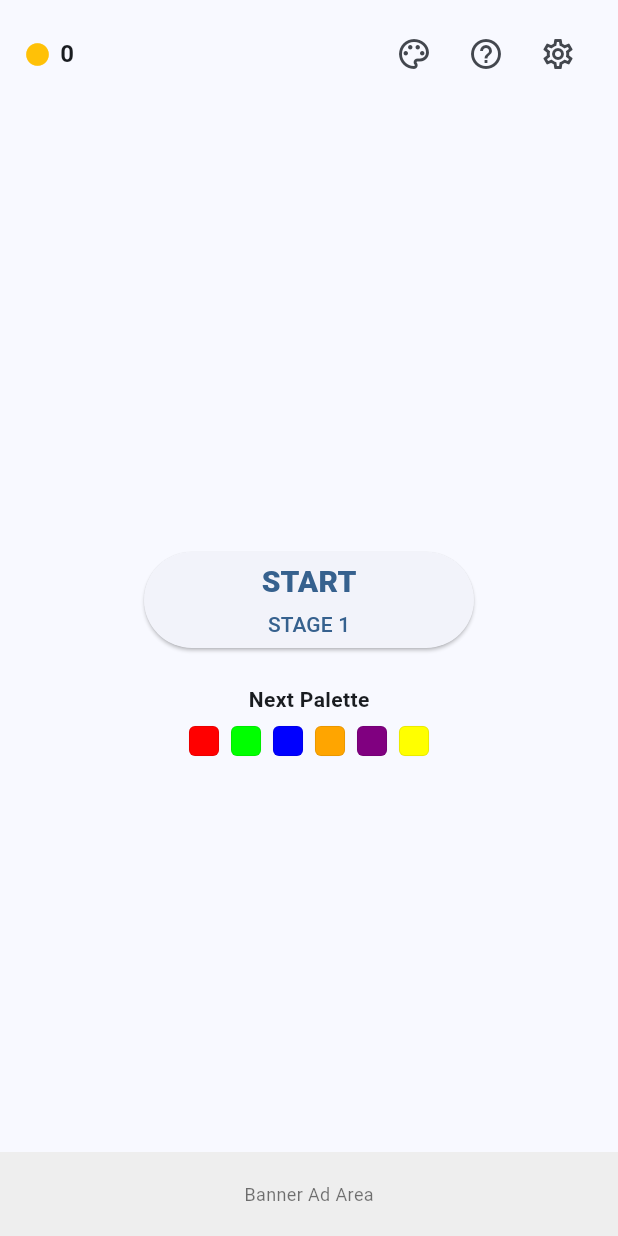
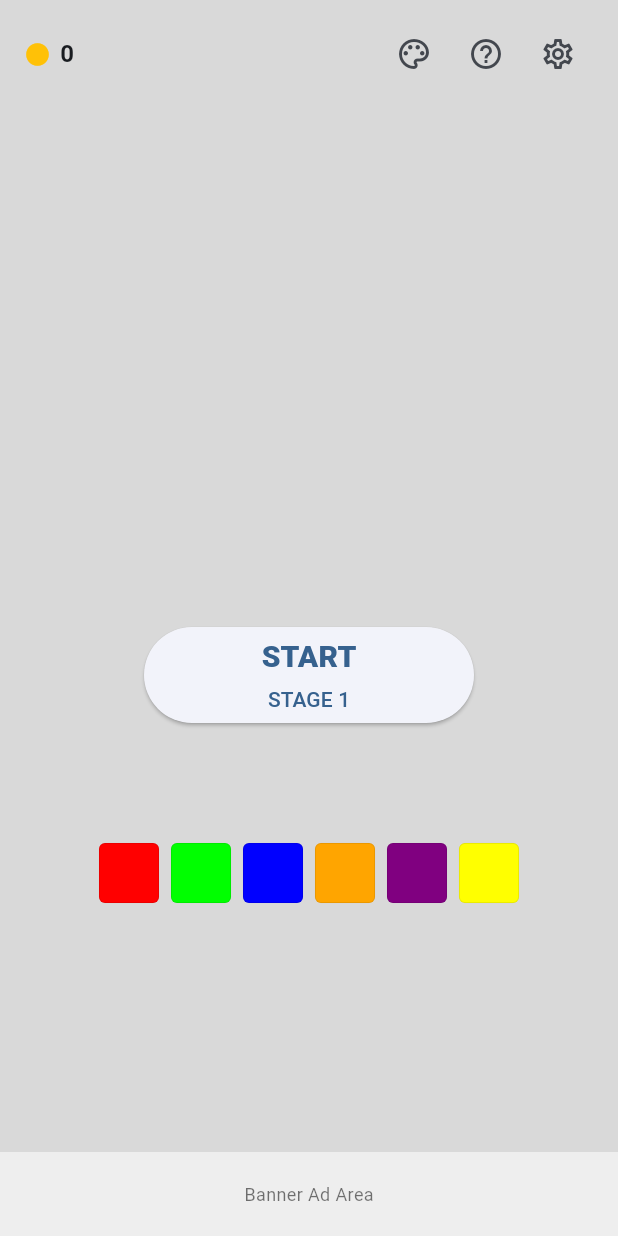
Before and after one commit to beautifulhammer/colorflood, a Flutter app: the HomeScreen screen opened directly with empty values, on a phone screen of 412 x 824 dp. Run offline on Flutter 3.47's test engine with Material 3 defaults, Android fonts, the phone set to English and light mode, and no system bars; our stand-ins replace cloud_firestore, firebase_auth, firebase_core, shared_preferences; accounts and stored records are empty; network calls fail.

Commit message:
홈변경

```diff
--- a/lib/home/home_screen.dart
+++ b/lib/home/home_screen.dart
@@ -151,6 +151,7 @@ class _HomeScreenState extends State<HomeScreen> {
     );
 
     return Scaffold(
+      backgroundColor: const Color(0xFFd9d9d9),
       body: SafeArea(
         child: Column(
           children: [
@@ -211,7 +212,7 @@ class _HomeScreenState extends State<HomeScreen> {
               ),
             ),
 
-            const SizedBox(height: 32),
+            const SizedBox(height: 180),
 
             // 중앙 컨텐츠 (스크롤 필요 없을 정도라 Column 로)
             Expanded(
@@ -253,19 +254,11 @@ class _HomeScreenState extends State<HomeScreen> {
                       ),
                     ),
 
-                    const SizedBox(height: 24),
+                    const SizedBox(height: 80),
 
                     // 팔레트 미리보기 (다음 스테이지 팔레트)
                     Column(
                       children: [
-                        const Text(
-                          'Next Palette',
-                          style: TextStyle(
-                            fontSize: 14,
-                            fontWeight: FontWeight.w600,
-                          ),
-                        ),
-                        const SizedBox(height: 8),
                         Row(
                           mainAxisAlignment: MainAxisAlignment.center,
                           children: List.generate(6, (index) {
@@ -274,10 +267,9 @@ class _HomeScreenState extends State<HomeScreen> {
                                 index < _nextPaletteColors!.length)
                                 ? _nextPaletteColors![index]
                                 : Colors.grey.shade300;
-
                             return Container(
-                              width: 20,
-                              height: 20,
+                              width: 40,
+                              height: 40,
                               margin:
                               const EdgeInsets.symmetric(horizontal: 4),
                               decoration: BoxDecoration(
```
